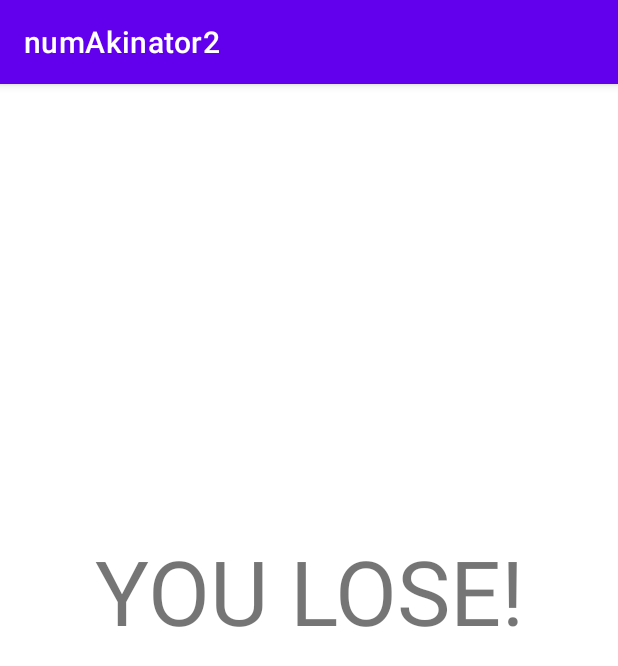
After one commit to fozithebear/guessingGame, an Android app: the YouLose screen opened directly, with no data from a screen before it, on a phone screen of 412 x 824 dp. The commit adds this screen. Shown: the top 666 px of the screen. Run offline under Robolectric (Android 15) with nearby library versions, the phone set to English and light mode, and no system bars.

Commit message:
look yourself stupid

```diff
--- a/app/src/main/AndroidManifest.xml
+++ b/app/src/main/AndroidManifest.xml
@@ -9,6 +9,9 @@
         android:roundIcon="@mipmap/ic_launcher_round"
         android:supportsRtl="true"
         android:theme="@style/Theme.NumAkinator2">
+        <activity
+            android:name=".YouLose"
+            android:exported="false" />
         <activity
             android:name=".GameOn"
             android:exported="false" />
--- /dev/null
+++ b/app/src/main/java/com/example/numakinator2/YouLose.java
@@ -0,0 +1,14 @@
+package com.example.numakinator2;
+
+import androidx.appcompat.app.AppCompatActivity;
+
+import android.os.Bundle;
+
+public class YouLose extends AppCompatActivity {
+
+    @Override
+    protected void onCreate(Bundle savedInstanceState) {
+        super.onCreate(savedInstanceState);
+        setContentView(R.layout.activity_you_lose);
+    }
+}
--- /dev/null
+++ b/app/src/main/res/layout/activity_you_lose.xml
@@ -0,0 +1,21 @@
+<?xml version="1.0" encoding="utf-8"?>
+<androidx.constraintlayout.widget.ConstraintLayout xmlns:android="http://schemas.android.com/apk/res/android"
+    xmlns:app="http://schemas.android.com/apk/res-auto"
+    xmlns:tools="http://schemas.android.com/tools"
+    android:layout_width="match_parent"
+    android:layout_height="match_parent"
+    tools:context=".YouLose">
+
+    <TextView
+        android:id="@+id/textView2"
+        android:layout_width="293dp"
+        android:layout_height="133dp"
+        android:text="YOU LOSE!"
+        android:textAlignment="center"
+        android:textSize="60sp"
+        app:layout_constraintBottom_toBottomOf="parent"
+        app:layout_constraintEnd_toEndOf="parent"
+        app:layout_constraintStart_toStartOf="parent"
+        app:layout_constraintTop_toTopOf="parent"
+        app:layout_constraintVertical_bias="0.468" />
+</androidx.constraintlayout.widget.ConstraintLayout>
```
Also changed, not shown: app/src/main/java/com/example/numakinator2/GameOn.java (+10 -10 lines), app/src/main/java/com/example/numakinator2/Player.java (deleted, +0 -62 lines), app/src/main/res/layout/activity_game_on.xml (+6 -28 lines).
